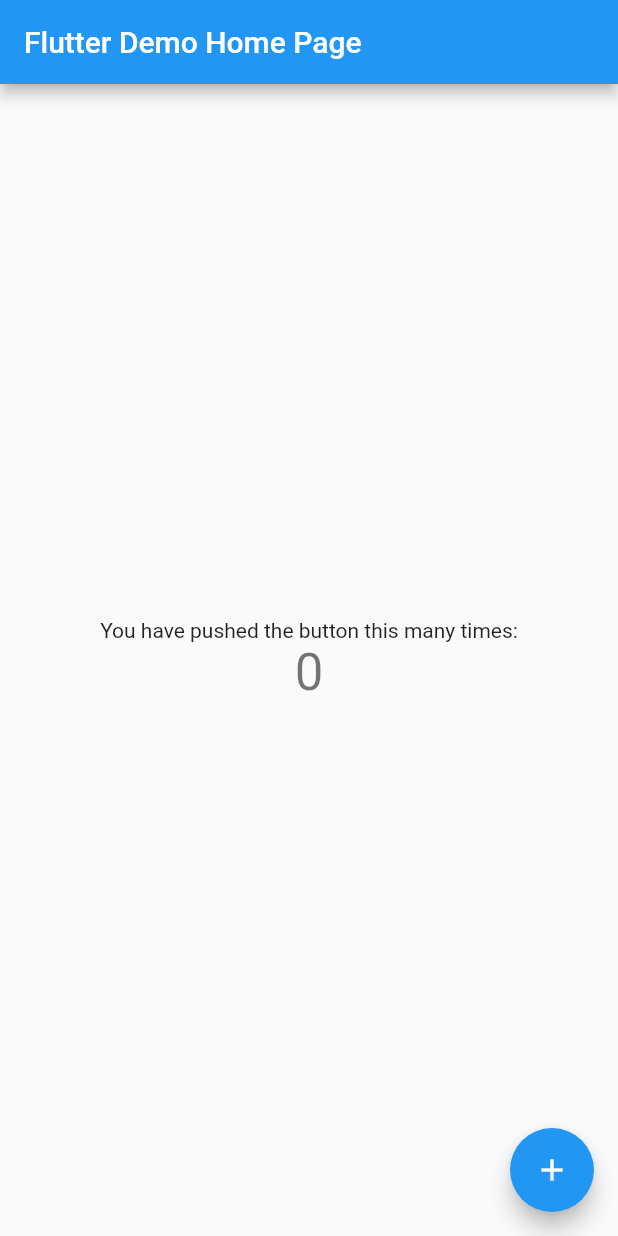
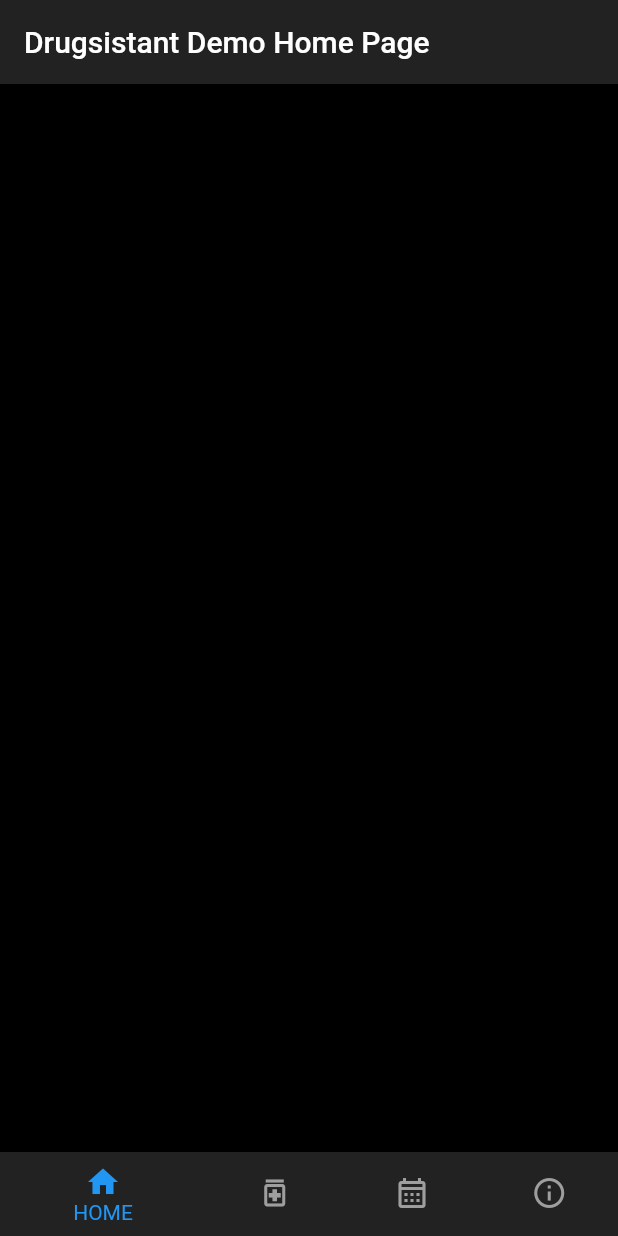
Before and after one commit to Bravo555/pim, a Flutter app: the screen it shows after launch, on a phone screen of 412 x 824 dp. Run offline on Flutter 3.47's test engine with Material 2 defaults, Android fonts, the phone set to English and light mode, and no system bars.

Commit message:
Created "main" view ready for extension

```diff
--- a/lib/main.dart
+++ b/lib/main.dart
@@ -11,7 +11,7 @@ class MyApp extends StatelessWidget {
   @override
   Widget build(BuildContext context) {
     return MaterialApp(
-      title: 'Flutter Demo',
+      title: 'Drugsistant',
       theme: ThemeData(
         // This is the theme of your application.
         //
@@ -22,9 +22,23 @@ class MyApp extends StatelessWidget {
         // or simply save your changes to "hot reload" in a Flutter IDE).
         // Notice that the counter didn't reset back to zero; the application
         // is not restarted.
-        primarySwatch: Colors.blue,
+        primarySwatch: const MaterialColor(
+          0xFF222222,
+          <int, Color>{
+            50: Color(0xFF000000),
+            100: Color(0xFF000000),
+            200: Color(0xFF000000),
+            300: Color(0xFF000000),
+            400: Color(0xFF000000),
+            500: Color(0xFF222222),
+            600: Color(0xFF000000),
+            700: Color(0xFF000000),
+            800: Color(0xFF000000),
+            900: Color(0xFF000000),
+          },
+        ),
       ),
-      home: const MyHomePage(title: 'Flutter Demo Home Page'),
+      home: const MyHomePage(title: 'Drugsistant Demo Home Page'),
     );
   }
 }
@@ -48,16 +62,11 @@ class MyHomePage extends StatefulWidget {
 }
 
 class _MyHomePageState extends State<MyHomePage> {
-  int _counter = 0;
+  int _selectedIndex = 0;
 
-  void _incrementCounter() {
+  void _onItemTapped(int index) {
     setState(() {
-      // This call to setState tells the Flutter framework that something has
-      // changed in this State, which causes it to rerun the build method below
-      // so that the display can reflect the updated values. If we changed
-      // _counter without calling setState(), then the build method would not be
-      // called again, and so nothing would appear to happen.
-      _counter++;
+      _selectedIndex = index;
     });
   }
 
@@ -74,6 +83,40 @@ class _MyHomePageState extends State<MyHomePage> {
         // Here we take the value from the MyHomePage object that was created by
         // the App.build method, and use it to set our appbar title.
         title: Text(widget.title),
+      ),
+      backgroundColor: Colors.black,
+      bottomNavigationBar: BottomNavigationBar(
+        selectedItemColor: Colors.blue,
+        unselectedItemColor: Colors.grey,
+        currentIndex: _selectedIndex,
+        onTap: _onItemTapped,
+        backgroundColor: const Color(0xFF222222),
+        items: const [
+          BottomNavigationBarItem(
+            icon: Icon(Icons.home_outlined),
+            activeIcon: Icon(Icons.home),
+            label: "HOME",
+            backgroundColor: Color(0xFF222222),
+          ),
+          BottomNavigationBarItem(
+            icon: Icon(Icons.medication_outlined),
+            activeIcon: Icon(Icons.medication),
+            label: "DRUGS",
+            backgroundColor: Color(0xFF222222),
+          ),
+          BottomNavigationBarItem(
+            icon: Icon(Icons.calendar_month_outlined),
+            activeIcon: Icon(Icons.calendar_month),
+            label: "CALLENDAR",
+            backgroundColor: Color(0xFF222222),
+          ),
+          BottomNavigationBarItem(
+            icon: Icon(Icons.info_outlined),
+            activeIcon: Icon(Icons.info),
+            label: "ABOUT",
+            backgroundColor: Color(0xFF222222),
+          ),
+        ],
       ),
       body: Center(
         // Center is a layout widget. It takes a single child and positions it
@@ -94,22 +137,9 @@ class _MyHomePageState extends State<MyHomePage> {
           // axis because Columns are vertical (the cross axis would be
           // horizontal).
           mainAxisAlignment: MainAxisAlignment.center,
-          children: <Widget>[
-            const Text(
-              'You have pushed the button this many times:',
-            ),
-            Text(
-              '$_counter',
-              style: Theme.of(context).textTheme.headline4,
-            ),
-          ],
+          children: const <Widget>[],
         ),
       ),
-      floatingActionButton: FloatingActionButton(
-        onPressed: _incrementCounter,
-        tooltip: 'Increment',
-        child: const Icon(Icons.add),
-      ), // This trailing comma makes auto-formatting nicer for build methods.
     );
   }
 }
```
Also changed, not shown: 1 other file.
